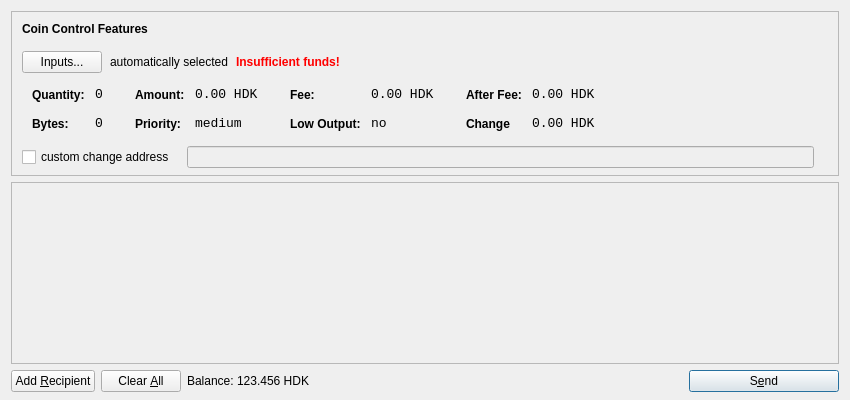
First picture: the form in src/qt/forms/sendcoinsdialog.ui, repository checkthecode/hadokencoin, before the edit.
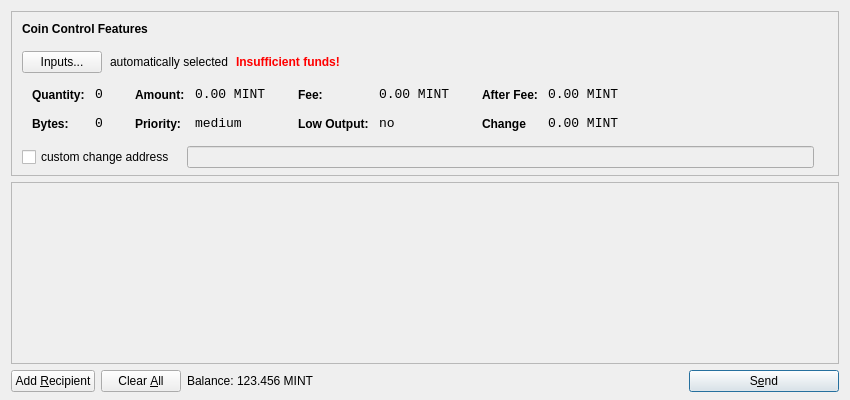
Second picture: the form after the edit. Icons and pictures are not drawn.

```diff
--- a/src/qt/forms/sendcoinsdialog.ui
+++ b/src/qt/forms/sendcoinsdialog.ui
@@ -321,7 +321,7 @@
                   <enum>Qt::ActionsContextMenu</enum>
                  </property>
                  <property name="text">
-                  <string>0.00 HDK</string>
+                  <string>0.00 MINT</string>
                  </property>
                  <property name="textInteractionFlags">
                   <set>Qt::LinksAccessibleByMouse|Qt::TextSelectableByKeyboard|Qt::TextSelectableByMouse</set>
@@ -407,7 +407,7 @@
                   <enum>Qt::ActionsContextMenu</enum>
                  </property>
                  <property name="text">
-                  <string>0.00 HDK</string>
+                  <string>0.00 MINT</string>
                  </property>
                  <property name="textInteractionFlags">
                   <set>Qt::LinksAccessibleByMouse|Qt::TextSelectableByKeyboard|Qt::TextSelectableByMouse</set>
@@ -493,7 +493,7 @@
                   <enum>Qt::ActionsContextMenu</enum>
                  </property>
                  <property name="text">
-                  <string>0.00 HDK</string>
+                  <string>0.00 MINT</string>
                  </property>
                  <property name="textInteractionFlags">
                   <set>Qt::LinksAccessibleByMouse|Qt::TextSelectableByKeyboard|Qt::TextSelectableByMouse</set>
@@ -525,7 +525,7 @@
                   <enum>Qt::ActionsContextMenu</enum>
                  </property>
                  <property name="text">
-                  <string>0.00 HDK</string>
+                  <string>0.00 MINT</string>
                  </property>
                  <property name="textInteractionFlags">
                   <set>Qt::LinksAccessibleByMouse|Qt::TextSelectableByKeyboard|Qt::TextSelectableByMouse</set>
@@ -732,7 +732,7 @@
           <cursorShape>IBeamCursor</cursorShape>
          </property>
          <property name="text">
-          <string>123.456 HDK</string>
+          <string>123.456 MINT</string>
          </property>
          <property name="textInteractionFlags">
           <set>Qt::LinksAccessibleByMouse|Qt::TextSelectableByKeyboard|Qt::TextSelectableByMouse</set>
```
